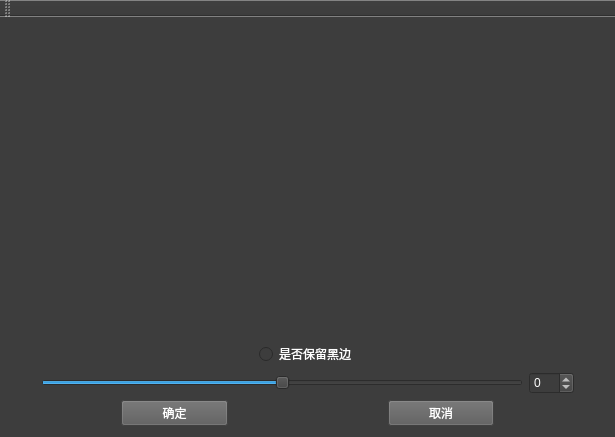
SundalandBR/ImageProcessing, file Image_processing/Image_Rotate_ui.ui: the form before one commit.
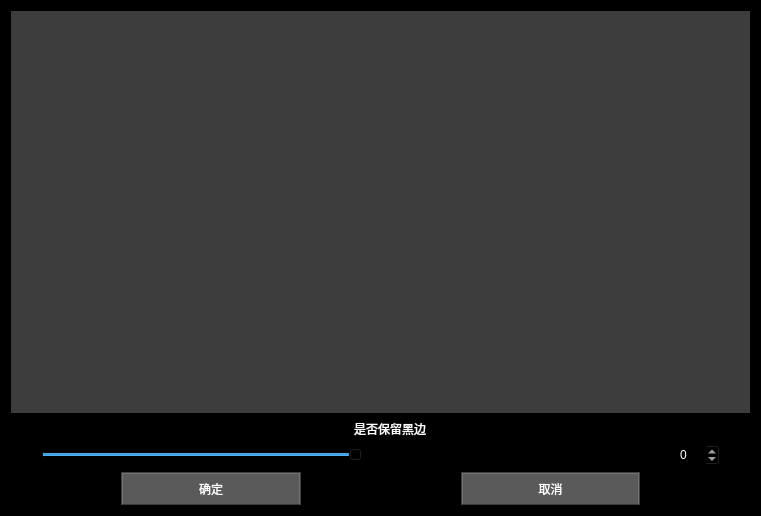
The form after the commit.

What changed in the file:
```diff
--- a/Image_processing/Image_Rotate_ui.ui
+++ b/Image_processing/Image_Rotate_ui.ui
@@ -6,16 +6,195 @@
    <rect>
     <x>0</x>
     <y>0</y>
-    <width>611</width>
-    <height>432</height>
+    <width>761</width>
+    <height>516</height>
    </rect>
   </property>
   <property name="windowTitle">
    <string>Image_Rotate_ui</string>
   </property>
   <property name="styleSheet">
-   <string notr="true">background-color: rgb(249, 250, 251);
-background-color: rgb(61, 61, 61);</string>
+   <string notr="true">/*
+Dark Console Style Sheet for QT Applications
+Author: Jaime A. Quiroga P.
+Company: GTRONICK
+Last updated: 24/05/2018, 17:12.
+Available at: https://github.com/GTRONICK/QSS/blob/master/ConsoleStyle.qss
+*/
+QWidget {
+	background-color:rgb(0, 0, 0);
+	color: rgb(240, 240, 240);
+	border-color: rgb(58, 58, 58);
+}
+
+QPlainTextEdit {
+	background-color:rgb(0, 0, 0);
+	color: rgb(200, 200, 200);
+	selection-background-color: rgb(255, 153, 0);
+	selection-color: rgb(0, 0, 0);
+}
+
+QTabWidget::pane {
+    	border-top: 1px solid #000000;
+}
+
+QTabBar::tab {
+ 	background-color:rgb(0, 0, 0);
+ 	border-style: outset;
+	border-width: 1px;
+	border-right-color: qlineargradient(spread:pad, x1:0.4, y1:0.5, x2:0.6, y2:0.5, stop:0 rgba(115, 115, 115, 255), stop:1 rgba(62, 62, 62, 255));
+	border-left-color: qlineargradient(spread:pad, x1:0.6, y1:0.5, x2:0.4, y2:0.5, stop:0 rgba(115, 115, 115, 255), stop:1 rgba(62, 62, 62, 255));
+  border-bottom-color: rgb(58, 58, 58);
+	border-bottom-width: 1px;
+	border-top-width: 0px;
+	border-style: solid;
+	color: rgb(255, 153, 0);
+	padding: 4px;
+}
+
+QTabBar::tab:selected, QTabBar::tab:hover {
+   color: rgb(255, 255, 255);
+   background-color:rgb(0, 0, 0);
+   border-color:rgb(42, 42, 42);
+   margin-left: 0px;
+   margin-right: 0px;
+   border-bottom-right-radius:4px;
+   border-bottom-left-radius:4px;
+}
+
+QTabBar::tab:last:selected {
+  background-color:rgb(0, 0, 0);
+	border-color:rgb(42, 42, 42);
+	margin-left: 0px;
+  	margin-right: 0px;
+	border-bottom-right-radius:4px;
+	border-bottom-left-radius:4px;
+}
+
+QTabBar::tab:!selected {
+   margin-bottom: 4px;
+   border-bottom-right-radius:4px;
+   border-bottom-left-radius:4px;
+}
+
+QPushButton{
+	border-style: outset;
+	border-width: 2px;
+	border-top-color: qlineargradient(spread:pad, x1:0.5, y1:0.6, x2:0.5, y2:0.4, stop:0 rgba(115, 115, 115, 255), stop:1 rgba(62, 62, 62, 255));
+	border-right-color: qlineargradient(spread:pad, x1:0.4, y1:0.5, x2:0.6, y2:0.5, stop:0 rgba(115, 115, 115, 255), stop:1 rgba(62, 62, 62, 255));
+	border-left-color: qlineargradient(spread:pad, x1:0.6, y1:0.5, x2:0.4, y2:0.5, stop:0 rgba(115, 115, 115, 255), stop:1 rgba(62, 62, 62, 255));
+	border-bottom-color: rgb(58, 58, 58);
+	border-bottom-width: 1px;
+	border-style: solid;
+	color: rgb(255, 255, 255);
+	padding: 6px;
+	background-color: qlineargradient(spread:pad, x1:0.5, y1:1, x2:0.5, y2:0, stop:0 rgba(77, 77, 77, 255), stop:1 rgba(97, 97, 97, 255));
+}
+
+QPushButton:hover{
+	border-style: outset;
+	border-width: 2px;
+	border-top-color: qlineargradient(spread:pad, x1:0.5, y1:0.6, x2:0.5, y2:0.4, stop:0 rgba(180, 180, 180, 255), stop:1 rgba(110, 110, 110, 255));
+	border-right-color: qlineargradient(spread:pad, x1:0.4, y1:0.5, x2:0.6, y2:0.5, stop:0 rgba(180, 180, 180, 255), stop:1 rgba(110, 110, 110, 255));
+	border-left-color: qlineargradient(spread:pad, x1:0.6, y1:0.5, x2:0.4, y2:0.5, stop:0 rgba(180, 180, 180, 255), stop:1 rgba(110, 110, 110, 255));
+	border-bottom-color: rgb(115, 115, 115);
+	border-bottom-width: 1px;
+	border-style: solid;
+	color: rgb(255, 255, 255);
+	padding: 6px;
+	background-color: qlineargradient(spread:pad, x1:0.5, y1:1, x2:0.5, y2:0, stop:0 rgba(107, 107, 107, 255), stop:1 rgba(157, 157, 157, 255));
+}
+
+QPushButton:pressed{
+	border-style: outset;
+	border-width: 2px;
+	border-top-color: qlineargradient(spread:pad, x1:0.5, y1:0.6, x2:0.5, y2:0.4, stop:0 rgba(62, 62, 62, 255), stop:1 rgba(22, 22, 22, 255));
+	border-right-color: qlineargradient(spread:pad, x1:0.4, y1:0.5, x2:0.6, y2:0.5, stop:0 rgba(115, 115, 115, 255), stop:1 rgba(62, 62, 62, 255));
+	border-left-color: qlineargradient(spread:pad, x1:0.6, y1:0.5, x2:0.4, y2:0.5, stop:0 rgba(115, 115, 115, 255), stop:1 rgba(62, 62, 62, 255));
+	border-bottom-color: rgb(58, 58, 58);
+	border-bottom-width: 1px;
+	border-style: solid;
+	color: rgb(255, 255, 255);
+	padding: 6px;
+	background-color: qlineargradient(spread:pad, x1:0.5, y1:1, x2:0.5, y2:0, stop:0 rgba(77, 77, 77, 255), stop:1 rgba(97, 97, 97, 255));
+}
+
+QPushButton:disabled{
+	border-style: outset;
+	border-width: 2px;
+	border-top-color: qlineargradient(spread:pad, x1:0.5, y1:0.6, x2:0.5, y2:0.4, stop:0 rgba(115, 115, 115, 255), stop:1 rgba(62, 62, 62, 255));
+	border-right-color: qlineargradient(spread:pad, x1:0.4, y1:0.5, x2:0.6, y2:0.5, stop:0 rgba(115, 115, 115, 255), stop:1 rgba(62, 62, 62, 255));
+	border-left-color: qlineargradient(spread:pad, x1:0.6, y1:0.5, x2:0.4, y2:0.5, stop:0 rgba(115, 115, 115, 255), stop:1 rgba(62, 62, 62, 255));
+	border-bottom-color: rgb(58, 58, 58);
+	border-bottom-width: 1px;
+	border-style: solid;
+	color: rgb(0, 0, 0);
+	padding: 6px;
+	background-color: qlineargradient(spread:pad, x1:0.5, y1:1, x2:0.5, y2:0, stop:0 rgba(57, 57, 57, 255), stop:1 rgba(77, 77, 77, 255));
+}
+
+QLineEdit {
+	border-width: 1px; border-radius: 4px;
+	border-color: rgb(58, 58, 58);
+	border-style: inset;
+	padding: 0 8px;
+	color: rgb(255, 255, 255);
+	background:rgb(101, 101, 101);
+	selection-background-color: rgb(187, 187, 187);
+	selection-color: rgb(60, 63, 65);
+}
+
+QProgressBar {
+	text-align: center;
+	color: rgb(255, 255, 255);
+	border-width: 1px; 
+	border-radius: 10px;
+	border-color: rgb(58, 58, 58);
+	border-style: inset;
+}
+
+QProgressBar::chunk {
+	background-color: qlineargradient(spread:pad, x1:0.5, y1:0.7, x2:0.5, y2:0.3, stop:0 rgba(0, 200, 0, 255), stop:1 rgba(30, 230, 30, 255));
+	border-radius: 10px;
+}
+
+QMenuBar {
+	background:rgb(0, 0, 0);
+	color: rgb(255,255, 255);
+}
+
+QMenuBar::item {
+  	spacing: 3px; 
+	padding: 1px 4px;
+  	background: transparent;
+}
+
+QMenuBar::item:selected { 
+  	background:rgb(115, 115, 115);
+}
+
+QMenu {
+	border-width: 2px; 
+	border-radius: 10px;
+	border-color: rgb(0, 0, 0);
+	border-style: outset;
+}
+
+QMenu::item {
+	spacing: 3px; 
+	padding: 3px 15px;
+}
+
+QMenu::item:selected {
+	spacing: 3px; 
+	padding: 3px 15px;
+	background:rgb(115, 115, 115);
+	color:rgb(255, 255, 255);
+	border-width: 1px; 
+	border-radius: 10px;
+	border-color: rgb(58, 58, 58);
+	border-style: inset;
+}</string>
   </property>
   <widget class="QWidget" name="centralWidget">
    <layout class="QVBoxLayout" name="verticalLayout_3" stretch="7,2">
@@ -136,14 +315,6 @@
     </item>
    </layout>
   </widget>
-  <widget class="QToolBar" name="mainToolBar">
-   <attribute name="toolBarArea">
-    <enum>TopToolBarArea</enum>
-   </attribute>
-   <attribute name="toolBarBreak">
-    <bool>false</bool>
-   </attribute>
-  </widget>
  </widget>
  <layoutdefault spacing="6" margin="11"/>
  <resources/>
```
